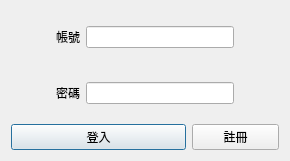
HsuChih-Hsiang/NeuralNetworkUI-PyQt, file UI_template/login.ui: the form before one commit.
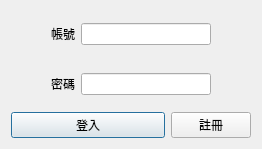
The form after the commit.

Commit message: login UI debug and modify

```diff
--- a/UI_template/login.ui
+++ b/UI_template/login.ui
@@ -6,8 +6,8 @@
    <rect>
     <x>0</x>
     <y>0</y>
-    <width>290</width>
-    <height>161</height>
+    <width>262</width>
+    <height>149</height>
    </rect>
   </property>
   <property name="windowTitle">
```
The commit also changes 2 other files.
